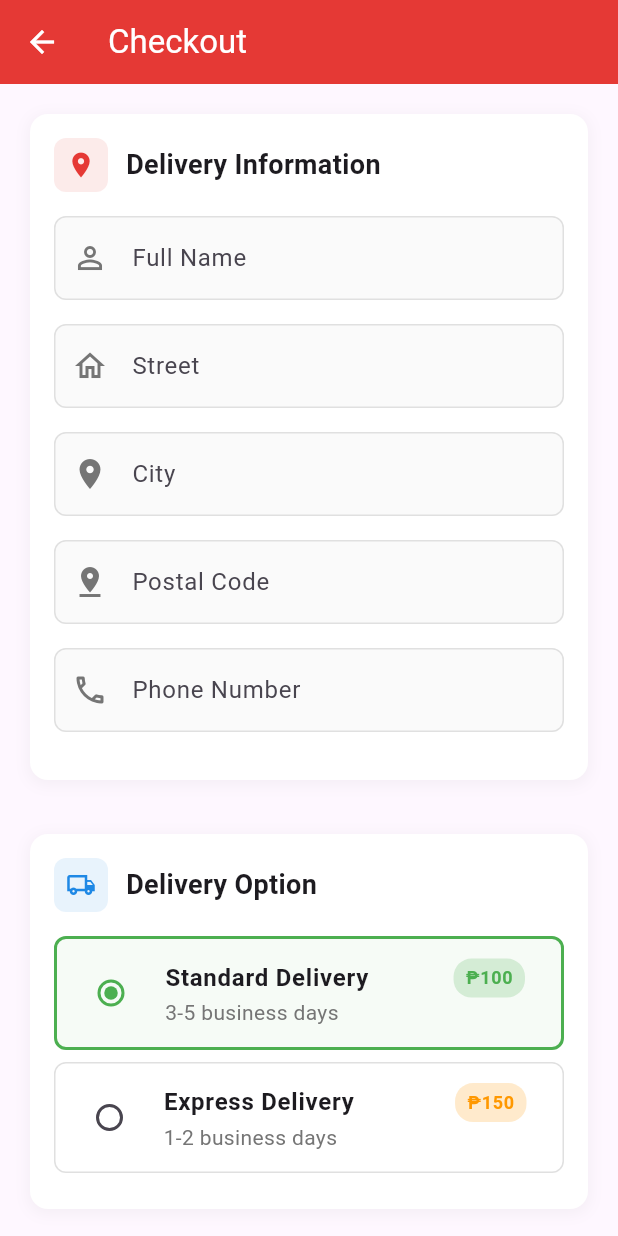
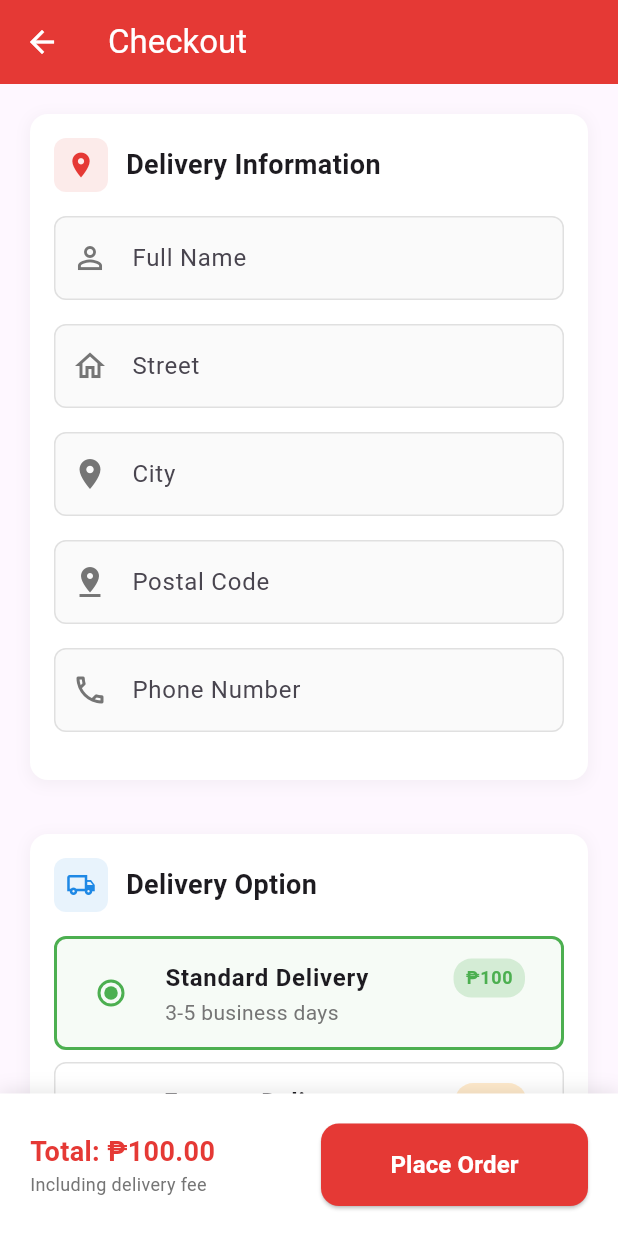
Before and after one commit to KennJ78/babaorderingapp, a Flutter app: the CheckoutScreen screen opened directly with empty values, on a phone screen of 412 x 824 dp. Run offline on Flutter 3.47's test engine with Material 3 defaults, Android fonts, the phone set to English and light mode, and no system bars.

Commit message:
week 2 day 3

```diff
--- a/lib/mainapp.dart
+++ b/lib/mainapp.dart
@@ -865,14 +865,75 @@ class _CheckoutScreenState extends State<CheckoutScreen> {
               _buildCard('Order Summary', Icons.receipt_long, Colors.orange[600]!, [
                 _buildOrderSummary(deliveryFee, totalWithDelivery),
               ]),
-              // Space for bottom button
+              const SizedBox(height: 100),
             ],
           ),
         ),
       ),
-
+      bottomNavigationBar: Container(
+        padding: const EdgeInsets.all(20),
+        decoration: BoxDecoration(
+          color: Colors.white,
+          boxShadow: [
+            BoxShadow(
+              color: Colors.black.withOpacity(0.1),
+              blurRadius: 10,
+              offset: const Offset(0, -2),
+            ),
+          ],
+        ),
+        child: Row(
+          children: [
+            Expanded(
+              child: Column(
+                mainAxisSize: MainAxisSize.min,
+                crossAxisAlignment: CrossAxisAlignment.start,
+                children: [
+                  Text(
+                    'Total: ₱${totalWithDelivery.toStringAsFixed(2)}',
+                    style: TextStyle(
+                      fontSize: 18,
+                      fontWeight: FontWeight.bold,
+                      color: Colors.red[600],
+                    ),
+                  ),
+                  Text(
+                    'Including delivery fee',
+                    style: TextStyle(
+                      fontSize: 12,
+                      color: Colors.grey[600],
+                    ),
+                  ),
+                ],
+              ),
+            ),
+            const SizedBox(width: 16),
+            Expanded(
+              child: ElevatedButton(
+                onPressed: () => _placeOrder(context),
+                style: ElevatedButton.styleFrom(
+                  backgroundColor: Colors.red[600],
+                  foregroundColor: Colors.white,
+                  padding: const EdgeInsets.symmetric(vertical: 16),
+                  shape: RoundedRectangleBorder(
+                    borderRadius: BorderRadius.circular(12),
+                  ),
+                ),
+                child: const Text(
+                  'Place Order',
+                  style: TextStyle(
+                    fontSize: 16,
+                    fontWeight: FontWeight.bold,
+                  ),
+                ),
+              ),
+            ),
+          ],
+        ),
+      ),
     );
   }
+
 
   Widget _buildCard(String title, IconData icon, Color iconColor, List<Widget> children) {
     return Container(
```
